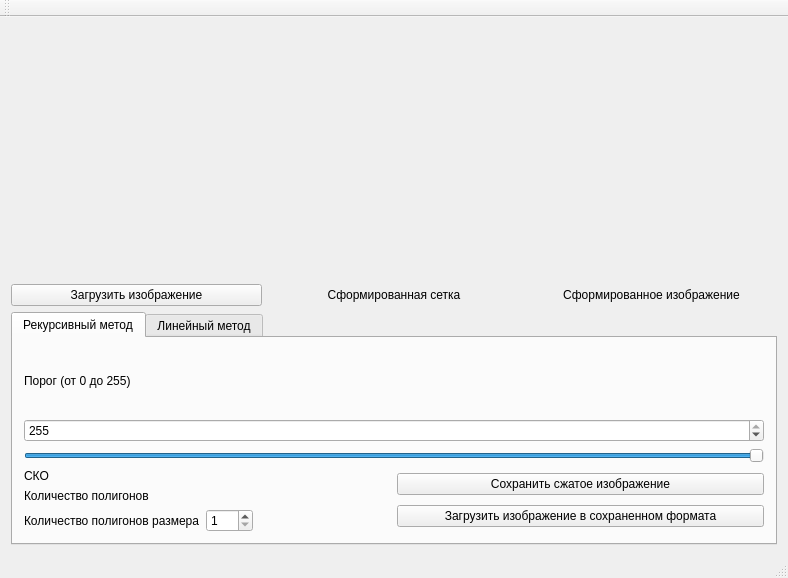
Old version of the form model_main.ui in the repository captain-avocado/polygons.
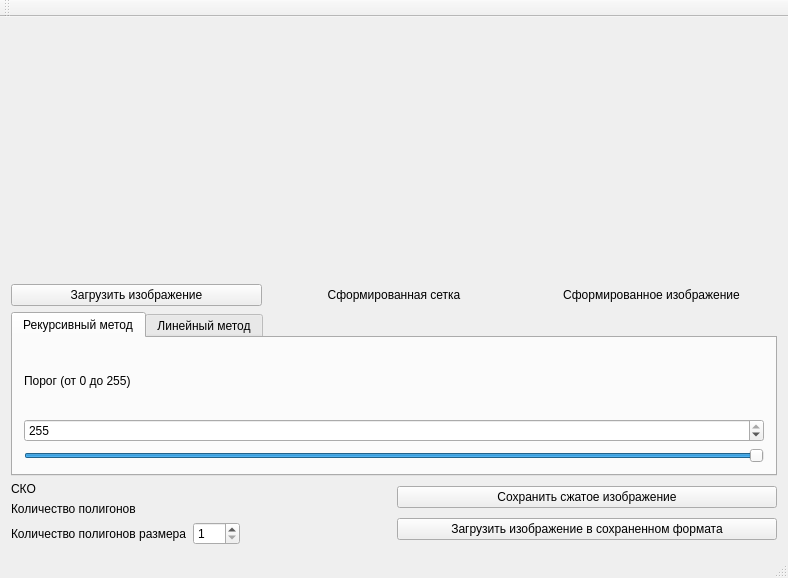
New version of the form.

Patch:
```diff
--- a/model_main.ui
+++ b/model_main.ui
@@ -138,8 +138,6 @@
        </attribute>
        <layout class="QVBoxLayout" name="verticalLayout_9">
         <item>
-         <layout class="QVBoxLayout" name="verticalLayout_4">
-          <item>
            <layout class="QVBoxLayout" name="verticalLayout_3">
             <item>
              <layout class="QHBoxLayout" name="horizontalLayout_5">
@@ -177,6 +175,17 @@
             </item>
            </layout>
           </item>
+       </layout>
+      </widget>
+      <widget class="QWidget" name="tab_4">
+       <attribute name="title">
+        <string>Линейный метод</string>
+       </attribute>
+      </widget>
+     </widget>
+    </item>
+    <item>
+     <layout class="QVBoxLayout" name="verticalLayout_4">
           <item>
            <layout class="QHBoxLayout" name="horizontalLayout_4">
             <item>
@@ -271,15 +280,6 @@
            </layout>
           </item>
          </layout>
-        </item>
-       </layout>
-      </widget>
-      <widget class="QWidget" name="tab_4">
-       <attribute name="title">
-        <string>Линейный метод</string>
-       </attribute>
-      </widget>
-     </widget>
     </item>
    </layout>
   </widget>
```
Lines whose indentation alone changed are shown as unchanged.
